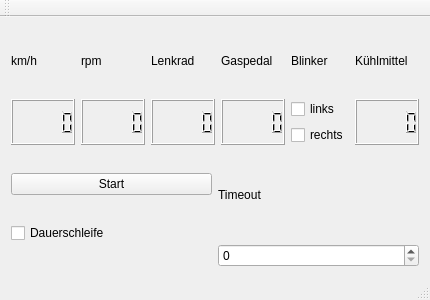
This is praktikum4/mainwindow.ui in ahardstylec/EHMI as Qt 5 draws it before an edit. The edited form follows.
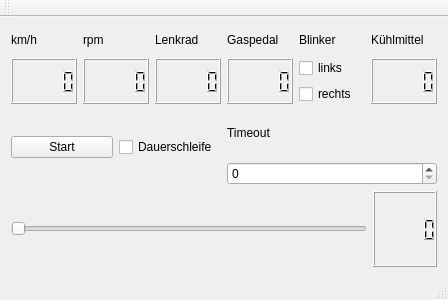
This is the edited form.

Commit message: connected ui to cantraceparse signals

Patch:
```diff
--- a/praktikum4/mainwindow.ui
+++ b/praktikum4/mainwindow.ui
@@ -6,7 +6,7 @@
    <rect>
     <x>0</x>
     <y>0</y>
-    <width>400</width>
+    <width>448</width>
     <height>300</height>
    </rect>
   </property>
@@ -102,6 +102,8 @@
       <item>
        <layout class="QVBoxLayout" name="verticalLayout_5">
         <item>
+         <layout class="QHBoxLayout" name="horizontalLayout_2">
+          <item>
          <widget class="QPushButton" name="pushButton">
           <property name="text">
            <string>Start</string>
@@ -120,6 +122,8 @@
         </item>
        </layout>
       </item>
+       </layout>
+      </item>
       <item>
        <layout class="QVBoxLayout" name="verticalLayout_4">
         <item>
@@ -130,12 +134,30 @@
          </widget>
         </item>
         <item>
-         <widget class="QSpinBox" name="spinBox"/>
+         <widget class="QSpinBox" name="changePlaySpeed"/>
         </item>
        </layout>
       </item>
      </layout>
     </item>
+    <item>
+     <layout class="QHBoxLayout" name="horizontalLayout_3">
+      <item>
+       <widget class="QSlider" name="playPosition">
+        <property name="orientation">
+         <enum>Qt::Horizontal</enum>
+        </property>
+       </widget>
+      </item>
+      <item>
+       <widget class="QLCDNumber" name="lcdTimer">
+        <property name="smallDecimalPoint">
+         <bool>false</bool>
+        </property>
+       </widget>
+      </item>
+     </layout>
+    </item>
    </layout>
   </widget>
   <widget class="QMenuBar" name="menuBar">
@@ -143,8 +165,8 @@
     <rect>
      <x>0</x>
      <y>0</y>
-     <width>400</width>
-     <height>19</height>
+     <width>448</width>
+     <height>27</height>
     </rect>
    </property>
   </widget>
```
Lines whose indentation alone changed are shown as unchanged. The commit also changes 4 other files.
